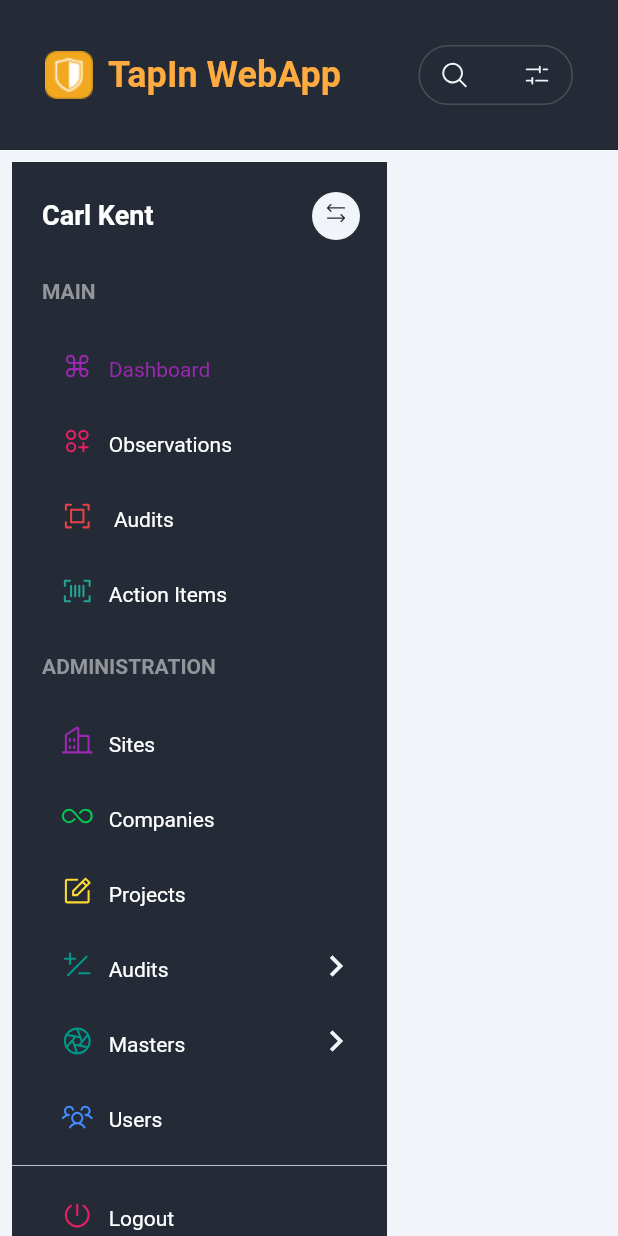
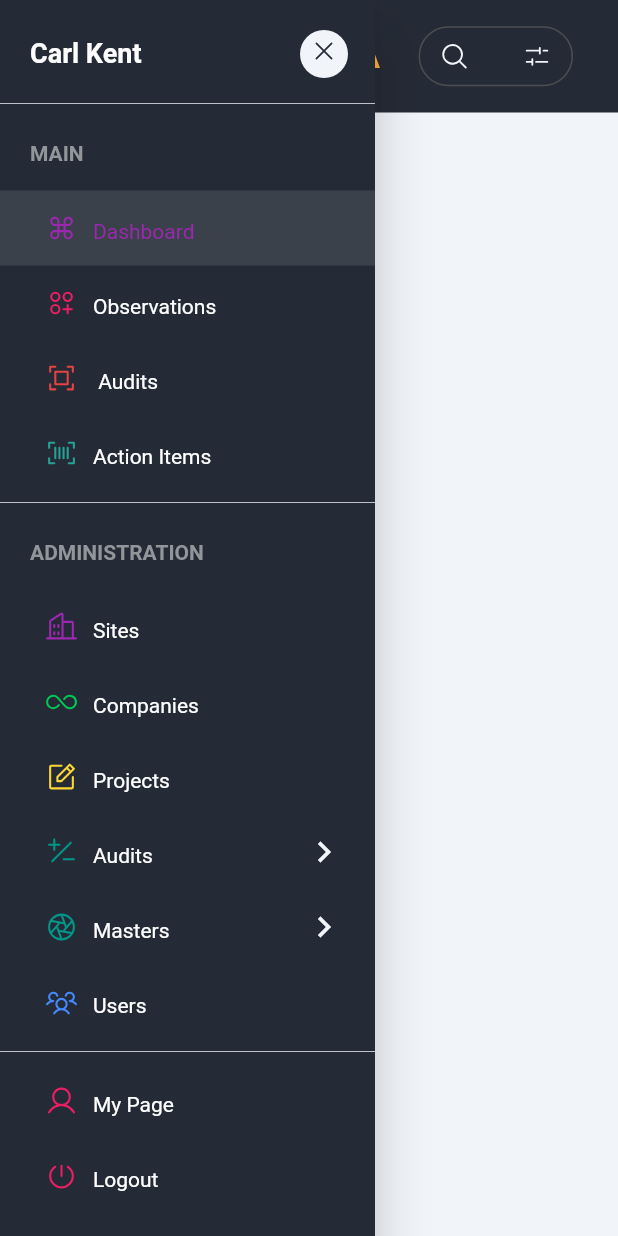
Before and after one commit to sagedev0429/safety_eta, a Flutter app: the screen it shows after launch, with the side drawer open (before the commit the screen has no drawer), on a phone screen of 412 x 824 dp. Run offline on Flutter 3.47's test engine with Material 2 defaults, Android fonts, the phone set to English and light mode, and no system bars; our stand-ins replace bloc, equatable, flutter_bloc, go_router, hydrated_bloc, phosphor_flutter; missing offline and left inert: custom_pop_up_menu, just_the_tooltip, web_smooth_scroll; statements that could not run were skipped.

Commit message:
sidebar with responsiveness

```diff
--- a/lib/features/theme/data/repository/sidebar_repository.dart
+++ b/lib/features/theme/data/repository/sidebar_repository.dart
@@ -130,18 +130,18 @@ class SidebarRepsitory {
 
   static List<SidebarItemModel> profileItems = <SidebarItemModel>[
     SidebarItemModel(
+      iconData: PhosphorIcons.user,
+      color: Colors.pink,
+      label: 'My Page',
+      path: 'my-page',
+      body: const Observations(),
+    ),
+    SidebarItemModel(
       iconData: PhosphorIcons.power,
       color: Colors.pink,
       label: 'Logout',
       path: 'logout',
       body: const Dashboard(),
-    ),
-    SidebarItemModel(
-      iconData: PhosphorIcons.power,
-      color: Colors.pink,
-      label: 'Super Admin Pages',
-      path: 'super-admin-pages',
-      body: const Observations(),
     ),
   ];
 
--- a/lib/features/theme/layout.dart
+++ b/lib/features/theme/layout.dart
@@ -23,18 +23,39 @@ class Layout extends StatefulWidget {
 
 class _LayoutState extends State<Layout> {
   late ScrollController _scrollController;
+  GlobalKey<ScaffoldState> scaffoldKey = GlobalKey<ScaffoldState>();
 
   @override
   void initState() {
     _scrollController = ScrollController();
+    scaffoldKey.currentState?.openDrawer();
 
     super.initState();
   }
 
   @override
+  void dispose() {
+    _scrollController.dispose();
+    super.dispose();
+  }
+
+  @override
   Widget build(BuildContext context) {
     return Scaffold(
+      key: scaffoldKey,
       backgroundColor: backgroundColor,
+      drawerEnableOpenDragGesture: false,
+      drawerScrimColor: Colors.transparent,
+      drawer: MediaQuery.of(context).size.width < 1000
+          ? Drawer(
+              width: sidebarWidth,
+              backgroundColor: sidebarColor,
+              child: Sidebar(
+                selectedItemName: widget.selectedItemName,
+                title: widget.title,
+              ),
+            )
+          : null,
       body: WebSmoothScroll(
         controller: _scrollController,
         scrollOffset: 100,
@@ -46,14 +67,23 @@ class _LayoutState extends State<Layout> {
           child: Column(
             children: [
               const Topbar(),
+              Row(
+                crossAxisAlignment: CrossAxisAlignment.start,
+                children: [
                   Padding(
                     padding: const EdgeInsets.all(8.0),
-                child: Sidebar(
+                    child: MediaQuery.of(context).size.width < 1000
+                        ? null
+                        : Sidebar(
                             selectedItemName: widget.selectedItemName,
                             title: widget.title,
-                  body: widget.body,
                           ),
+                  ),
+                  Expanded(
+                    child: widget.body,
                   )
+                ],
+              ),
             ],
           ),
         ),
--- a/lib/features/theme/view/widgets/sidebar/sidebar.dart
+++ b/lib/features/theme/view/widgets/sidebar/sidebar.dart
@@ -15,11 +15,10 @@ import 'sidebar_widgets/sidebar_item.dart';
 class Sidebar extends StatefulWidget {
   const Sidebar({
     super.key,
-    required this.body,
     required this.selectedItemName,
     required this.title,
   });
-  final Widget body;
+
   final String selectedItemName;
   final String title;
 
@@ -75,6 +74,10 @@ class _SidebarState extends State<Sidebar> {
                       isSidebarExtended: state.isSidebarExtended,
                       userName: 'Carl Kent',
                     ),
+                    Divider(
+                      color: backgroundColor,
+                      thickness: 0.5,
+                    ),
                     Container(
                       alignment: Alignment.centerLeft,
                       height: 50,
@@ -87,6 +90,10 @@ class _SidebarState extends State<Sidebar> {
                       SidebarRepsitory.mainItems,
                       widget.selectedItemName,
                       state.isSidebarExtended,
+                    ),
+                    Divider(
+                      color: backgroundColor,
+                      thickness: 0.5,
                     ),
                     Container(
                       alignment: Alignment.centerLeft,
@@ -114,7 +121,7 @@ class _SidebarState extends State<Sidebar> {
                 ),
               ),
             ),
-            _buildBody(state),
+            // _buildBody(state),
             CollapseButton(
               isSidebarExtended: state.isSidebarExtended,
             ),
@@ -124,30 +131,30 @@ class _SidebarState extends State<Sidebar> {
     );
   }
 
-  AnimatedPositioned _buildBody(ThemeState state) {
-    return AnimatedPositioned(
-      duration: const Duration(milliseconds: 200),
-      child: Container(
-        margin: EdgeInsets.only(
-          left: state.isSidebarExtended ? sidebarWidth : shrinkSidebarWidth,
-        ),
-        decoration: BoxDecoration(
-          color: sidebarColor,
-        ),
-        child: Container(
-          decoration: BoxDecoration(
-            color: backgroundColor,
-          ),
-          child: Column(
-            children: [
-              Container(
-                padding: const EdgeInsets.all(15),
-                child: widget.body,
-              )
-            ],
-          ),
-        ),
-      ),
-    );
-  }
+  // AnimatedPositioned _buildBody(ThemeState state) {
+  //   return AnimatedPositioned(
+  //     duration: const Duration(milliseconds: 200),
+  //     child: Container(
+  //       margin: EdgeInsets.only(
+  //         left: state.isSidebarExtended ? sidebarWidth : shrinkSidebarWidth,
+  //       ),
+  //       decoration: BoxDecoration(
+  //         color: sidebarColor,
+  //       ),
+  //       child: Container(
+  //         decoration: BoxDecoration(
+  //           color: backgroundColor,
+  //         ),
+  //         child: Column(
+  //           children: [
+  //             Container(
+  //               padding: const EdgeInsets.all(15),
+  //               child: widget.body,
+  //             )
+  //           ],
+  //         ),
+  //       ),
+  //     ),
+  //   );
+  // }
 }
--- a/lib/features/theme/view/widgets/sidebar/sidebar_widgets/collapse_button.dart
+++ b/lib/features/theme/view/widgets/sidebar/sidebar_widgets/collapse_button.dart
@@ -21,17 +21,22 @@ class _CollapseButtonState extends State<CollapseButton> {
   @override
   Widget build(BuildContext context) {
     return AnimatedPositioned(
-      left:
-          widget.isSidebarExtended ? sidebarWidth - 50 : shrinkSidebarWidth - 50,
+      left: widget.isSidebarExtended
+          ? sidebarWidth - 50
+          : shrinkSidebarWidth - 50,
       top: 20,
       duration: const Duration(milliseconds: 200),
       curve: Curves.fastOutSlowIn,
       child: GestureDetector(
         onTap: () {
-          if (widget.isSidebarExtended) {
-            context.read<ThemeBloc>().add(ThemeSidebarShrank());
+          if (MediaQuery.of(context).size.width < 1000) {
+            Navigator.of(context).pop();
           } else {
-            context.read<ThemeBloc>().add(ThemeSidebarExtended());
+            if (widget.isSidebarExtended) {
+              context.read<ThemeBloc>().add(ThemeSidebarShrank());
+            } else {
+              context.read<ThemeBloc>().add(ThemeSidebarExtended());
+            }
           }
         },
         child: Container(
@@ -55,7 +60,9 @@ class _CollapseButtonState extends State<CollapseButton> {
           child: MouseRegion(
             cursor: SystemMouseCursors.click,
             child: Icon(
-              PhosphorIcons.arrowsLeftRightLight,
+              MediaQuery.of(context).size.width < 1000
+                  ? PhosphorIcons.x
+                  : PhosphorIcons.arrowsLeftRightLight,
               size: 18,
               weight: 400,
               color: sidebarColor,
--- a/lib/features/theme/view/widgets/sidebar/sidebar_widgets/criteria.dart
+++ b/lib/features/theme/view/widgets/sidebar/sidebar_widgets/criteria.dart
@@ -34,7 +34,7 @@ class Criteria extends StatelessWidget {
             padding: EdgeInsets.only(left: 30),
             child: Icon(
               PhosphorIcons.dotsThree,
-              size: 30,
+              size: 25,
               color: Color(0xfff1f4f9),
             ),
           );
--- a/lib/features/theme/view/widgets/sidebar/sidebar_widgets/sidebar_item.dart
+++ b/lib/features/theme/view/widgets/sidebar/sidebar_widgets/sidebar_item.dart
@@ -2,6 +2,7 @@ import 'package:custom_pop_up_menu/custom_pop_up_menu.dart';
 import 'package:flutter/material.dart';
 import 'package:flutter_bloc/flutter_bloc.dart';
 import 'package:go_router/go_router.dart';
+import 'package:just_the_tooltip/just_the_tooltip.dart';
 
 import '../../../../bloc/theme_bloc.dart';
 import '../../../../data/model/model.dart';
@@ -38,10 +39,11 @@ class _SidebarItemState extends State<SidebarItem>
   late Animation<double> anim;
   late Animation<Color?> color;
   bool isHover = false;
+  bool isSelected = false;
   bool isSidebarItemExtended = false;
   CustomPopupMenuController customPopupMenuController =
       CustomPopupMenuController();
-
+  final tooltipController = JustTheController();
   @override
   void initState() {
     super.initState();
@@ -50,12 +52,12 @@ class _SidebarItemState extends State<SidebarItem>
       isSidebarItemExtended = widget.subItems.map((e) => e.path).contains(
             widget.selectedItemName,
           );
+      isSelected = widget.path == widget.selectedItemName;
     });
     animationController = AnimationController(
       vsync: this,
-      duration: Duration(
-        milliseconds:
-            context.read<ThemeBloc>().state.isSidebarExtended ? 300 : 100,
+      duration: const Duration(
+        milliseconds: 350,
       ),
     );
 
@@ -63,7 +65,7 @@ class _SidebarItemState extends State<SidebarItem>
       begin: context.read<ThemeBloc>().state.isSidebarExtended
           ? sidebarWidth
           : shrinkSidebarWidth,
-      end: 20.0,
+      end: 0.0,
     ).animate(animationController);
 
     color = ColorTween(
@@ -82,15 +84,23 @@ class _SidebarItemState extends State<SidebarItem>
   }
 
   @override
-  void didUpdateWidget(covariant SidebarItem oldWidget) {
-    super.didUpdateWidget(oldWidget);
+  void dispose() {
+    animationController.dispose();
+    customPopupMenuController.dispose();
+    tooltipController.dispose();
+    super.dispose();
+  }
 
-    if (widget.selectedItemName != widget.path) {
-      animationController.reverse();
-    } else {
-      animationController.forward();
-    }
-  }
+  // @override
+  // void didUpdateWidget(covariant SidebarItem oldWidget) {
+  //   super.didUpdateWidget(oldWidget);
+
+  //   if (widget.selectedItemName != widget.path) {
+  //     animationController.reverse();
+  //   } else {
+  //     animationController.forward();
+  //   }
+  // }
 
   void _showPopupMenu(ThemeState state) {
     if (widget.subItems.isNotEmpty && !state.isSidebarExtended) {
@@ -108,15 +118,13 @@ class _SidebarItemState extends State<SidebarItem>
   Widget build(BuildContext context) {
     return BlocConsumer<ThemeBloc, ThemeState>(
       listener: (context, state) {
-        animationController.duration = Duration(
-            milliseconds:
-                context.read<ThemeBloc>().state.isSidebarExtended ? 200 : 100);
+        animationController.duration = const Duration(milliseconds: 400);
         anim = Tween(
-                begin: context.read<ThemeBloc>().state.isSidebarExtended
-                    ? sidebarWidth
-                    : shrinkSidebarWidth,
-                end: sidebarItemHeight / 4)
-            .animate(animationController);
+          begin: context.read<ThemeBloc>().state.isSidebarExtended
+              ? sidebarWidth
+              : shrinkSidebarWidth,
+          end: 0.0,
+        ).animate(animationController);
 
         if (state.hoveredItemName != widget.label) {
           _hidePopupMenu(state);
@@ -175,7 +183,7 @@ class _SidebarItemState extends State<SidebarItem>
                 pressType: PressType.longPress,
                 showArrow: false,
                 horizontalMargin: shrinkSidebarWidth + 5,
-                verticalMargin: -sidebarItemHeight + 20,
+                verticalMargin: -sidebarItemHeight - 30,
                 child: _buildItemBody(state),
               ),
               ...(state.isSidebarExtended && isSidebarItemExtended
@@ -221,6 +229,65 @@ class _SidebarItemState extends State<SidebarItem>
         : Container();
   }
 
+  Widget _buildIcon() {
+    return !widget.isSidebarExtended &&
+            widget.subItems.isEmpty &&
+            !widget.isSubItem
+        ? JustTheTooltip(
+            controller: tooltipController,
+            tailLength: 10.0,
+            backgroundColor: sidebarColor,
+            preferredDirection: AxisDirection.right,
+            content: Padding(
+              padding: const EdgeInsets.all(8.0),
+              child: Text(
+                widget.label,
+                style: TextStyle(
+                  color: backgroundColor,
+                  fontSize: 14,
+                ),
+              ),
+            ),
+            child: Container(
+              alignment: Alignment.center,
+              child: Icon(
+                widget.iconData,
+                color: widget.color,
+                size: 22,
+              ),
+            ),
+          )
+        : Container(
+            alignment: Alignment.center,
+            child: Icon(
+              widget.iconData,
+              color: widget.color,
+              size: 22,
+            ),
+          );
+  }
+
+  Widget _buildLabel() {
+    return widget.isSidebarExtended || widget.isSubItem
+        ? Container(
+            alignment: Alignment.center,
+            margin: const EdgeInsets.only(top: 5),
+            child: Text(
+              widget.label,
+              textAlign: TextAlign.center,
+              style: TextStyle(
+                color: widget.selectedItemName == widget.path
+                    ? widget.color
+                    : Colors.white,
+                fontSize: 14,
+                fontFamily: 'Roboto',
+                fontWeight: FontWeight.w400,
+              ),
+            ),
+          )
+        : Container();
+  }
+
   Widget _buildItemBody(ThemeState state) {
     return GestureDetector(
       onTap: () {
@@ -243,9 +310,6 @@ class _SidebarItemState extends State<SidebarItem>
         },
         child: Container(
           color: Colors.transparent,
-          padding: EdgeInsets.only(
-            left: widget.isSubItem && state.isSidebarExtended ? 15 : 0,
-          ),
           child: Stack(
             children: [
               state.isSidebarExtended
@@ -266,14 +330,12 @@ class _SidebarItemState extends State<SidebarItem>
                           ),
                         ),
               Container(
-                color: isHover && widget.selectedItemName != widget.path
-                    ? const Color(0xff3b414a)
-                    : Colors.transparent,
+                color: isHover ? const Color(0xff3b414a) : Colors.transparent,
                 height: sidebarItemHeight,
                 width: sidebarWidth,
                 child: Container(
                   padding: EdgeInsets.only(
-                    left: sidebarWidth / 8 + sidebarItemHeight / 8 - 5.0,
+                    left: 30 + (widget.isSubItem ? 15 : 0),
                   ),
                   child: Row(
                     mainAxisAlignment: MainAxisAlignment.spaceBetween,
@@ -282,38 +344,13 @@ class _SidebarItemState extends State<SidebarItem>
                       Row(
                         crossAxisAlignment: CrossAxisAlignment.center,
                         children: [
-                          Container(
-                            alignment: Alignment.center,
-                            child: Icon(
-                              widget.iconData,
-                              color: widget.color,
-                              size: 22,
-                            ),
-                          ),
+                          _buildIcon(),
                           widget.isSidebarExtended || widget.isSubItem
                               ? const SizedBox(
                                   width: 10,
                                 )
                               : Container(),
-                          widget.isSidebarExtended || widget.isSubItem
-                              ? Container(
-                                  alignment: Alignment.center,
-                                  margin: const EdgeInsets.only(top: 5),
-                                  child: Text(
-                                    widget.label,
-                                    textAlign: TextAlign.center,
-                                    style: TextStyle(
-                                      color:
-                                          widget.selectedItemName == widget.path
-                                              ? widget.color
-                                              : Colors.white,
-                                      fontSize: 14,
-                                      fontFamily: 'Roboto',
-                                      fontWeight: FontWeight.w400,
-                                    ),
-                                  ),
-                                )
-                              : Container(),
+                          _buildLabel(),
                         ],
                       ),
                       _buildExtendIcon(state)
@@ -341,8 +378,7 @@ class CurvePainter extends CustomPainter {
   void paint(Canvas canvas, Size size) {
     Path path = Path();
     Paint paint = Paint();
-
-    paint.color = backgroundColor;
+    paint.color = const Color(0xff3b414a);
     path.addRect(
       Rect.fromPoints(
         Offset(animValue, 0),
@@ -352,12 +388,13 @@ class CurvePainter extends CustomPainter {
         ),
       ),
     );
+    path.close();
 
     canvas.drawPath(path, paint);
   }
 
   @override
   bool shouldRepaint(covariant CustomPainter oldDelegate) {
-    return oldDelegate == this;
+    return oldDelegate != this;
   }
 }
--- a/lib/features/theme/view/widgets/topbar/topbar.dart
+++ b/lib/features/theme/view/widgets/topbar/topbar.dart
@@ -2,6 +2,7 @@ import 'package:animated_sidebar/features/theme/view/widgets/sidebar/sidebar_sty
 import 'package:animated_sidebar/features/theme/view/widgets/topbar/topbar_widgets/logo.dart';
 import 'package:animated_sidebar/features/theme/view/widgets/topbar/topbar_widgets/search_field.dart';
 import 'package:flutter/material.dart';
+import 'package:phosphor_flutter/phosphor_flutter.dart';
 
 class Topbar extends StatelessWidget {
   const Topbar({
@@ -11,7 +12,7 @@ class Topbar extends StatelessWidget {
   @override
   Widget build(BuildContext context) {
     return Container(
-      height: 100,
+      height: 75,
       padding: const EdgeInsets.all(10),
       width: double.infinity,
       decoration: BoxDecoration(
@@ -25,7 +26,27 @@ class Topbar extends StatelessWidget {
           mainAxisAlignment: MainAxisAlignment.spaceBetween,
           crossAxisAlignment: CrossAxisAlignment.center,
           children: [
-            const Logo(),
+            Row(
+              children: [
+                MediaQuery.of(context).size.width < 1000
+                    ? Builder(
+                        builder: (context) => // Ensure Scaffold is in context
+                            IconButton(
+                          icon: Icon(
+                            PhosphorIcons.list,
+                            color: backgroundColor,
+                            size: 20,
+                          ),
+                          onPressed: () => Scaffold.of(context).openDrawer(),
+                        ),
+                      )
+                    : Container(),
+                const SizedBox(
+                  width: 15,
+                ),
+                const Logo()
+              ],
+            ),
             const SearchField(),
           ],
         ),
--- a/lib/features/theme/view/widgets/topbar/topbar_widgets/logo.dart
+++ b/lib/features/theme/view/widgets/topbar/topbar_widgets/logo.dart
@@ -15,7 +15,7 @@ class Logo extends StatelessWidget {
           width: 10,
         ),
         const Text(
-          'TapIn WebApp',
+          'Safety ETA',
           style: TextStyle(
             fontSize: 24,
             color: Colors.orangeAccent,
--- a/lib/main.dart
+++ b/lib/main.dart
@@ -62,7 +62,7 @@ class MyApp extends StatelessWidget {
           ),
         ],
         child: MaterialApp.router(
-          title: 'ETA',
+          title: 'Safety ETA',
           theme: ThemeData(
             primarySwatch: Colors.blue,
           ),
--- a/pubspec.yaml
+++ b/pubspec.yaml
@@ -12,6 +12,7 @@ dependencies:
   bloc: ^8.1.1
   cupertino_icons: ^1.0.2
   custom_pop_up_menu: ^1.2.4
+  el_tooltip: ^1.0.8
   equatable: ^2.0.5
   flutter:
     sdk: flutter
@@ -19,6 +20,7 @@ dependencies:
   go_router: ^6.2.0
   google_fonts: ^4.0.3
   hydrated_bloc: ^9.1.0
+  just_the_tooltip: ^0.0.12
   phosphor_flutter: ^1.4.0
   web_smooth_scroll: ^1.1.0
 
```
Also changed, not shown: pubspec.lock. Lines whose indentation alone changed are shown as unchanged.
